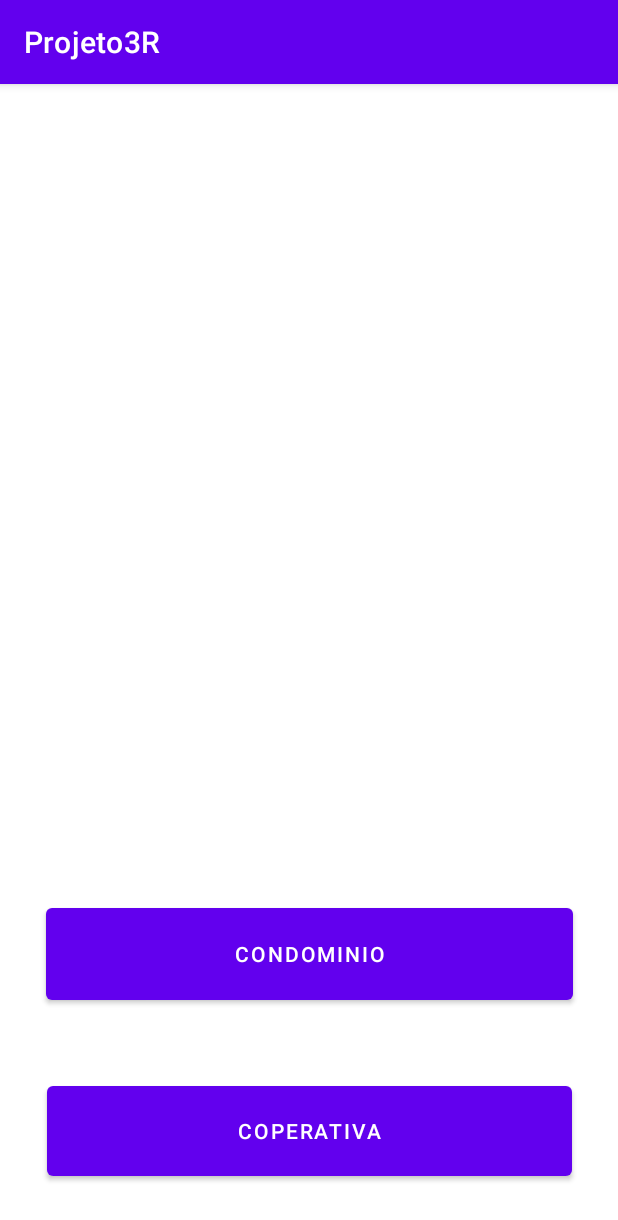
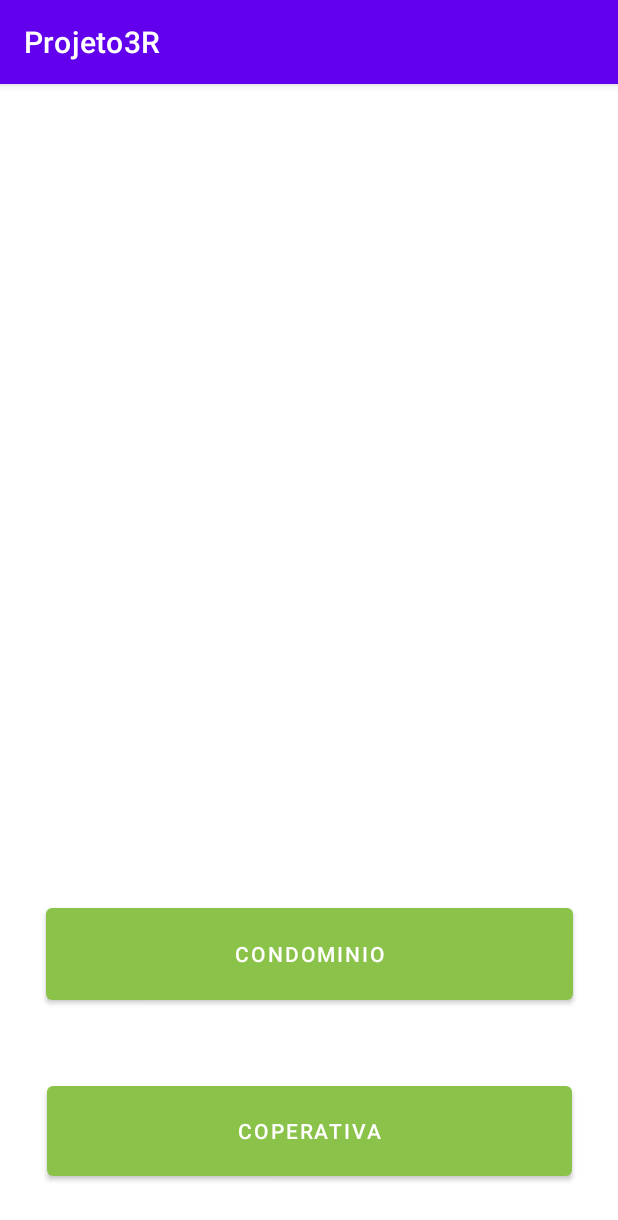
Before and after one commit to Andre-fobr/Projeto3R-master, an Android app: the screen it shows after launch (MainActivity), on a phone screen of 412 x 824 dp. Shown: the top 1220 px of the screen. Run offline under Robolectric (Android 15) with nearby library versions, the phone set to English and light mode, and no system bars.

Commit message:
color green

```diff
--- a/app/src/main/res/layout/activity_main.xml
+++ b/app/src/main/res/layout/activity_main.xml
@@ -16,6 +16,7 @@
         android:layout_marginRight="25dp"
         android:layout_marginBottom="45dp"
         android:text="CONDOMINIO"
+        app:backgroundTint="#8BC34A"
         app:layout_constraintBottom_toTopOf="@+id/btnCoperativa"
         app:layout_constraintEnd_toEndOf="parent"
         app:layout_constraintStart_toStartOf="parent"
@@ -31,6 +32,7 @@
         android:layout_marginRight="28dp"
         android:layout_marginBottom="34dp"
         android:text="COPERATIVA"
+        app:backgroundTint="#8BC34A"
         app:layout_constraintBottom_toBottomOf="parent"
         app:layout_constraintEnd_toEndOf="parent"
         app:layout_constraintStart_toStartOf="parent"
```
